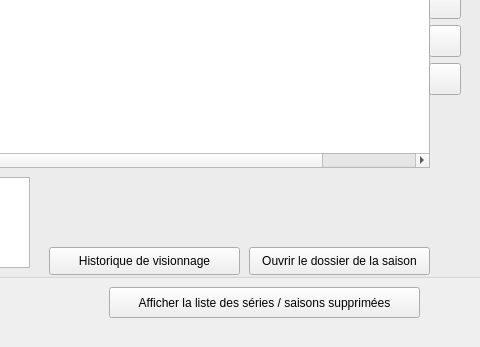
This is src/ui/tabs/full_list_tab.ui in seigneurfuo/MyAnimeManager3 as Qt 5 draws it before an edit; both pictures show x 361 to 841 and y 203 to 550 of the 841 by 550 pixel window. The edited form follows.
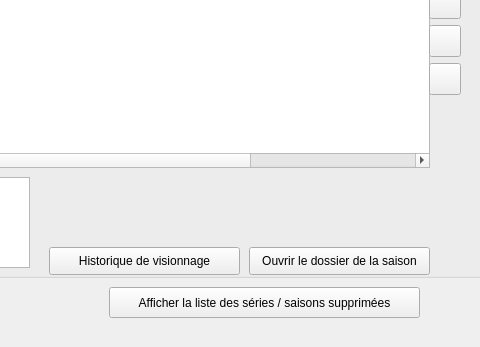
This is the edited form. Icons and pictures are not drawn.

What changed in the file:
```diff
--- a/src/ui/tabs/full_list_tab.ui
+++ b/src/ui/tabs/full_list_tab.ui
@@ -244,6 +244,11 @@
       <string>Favoris</string>
      </property>
     </column>
+    <column>
+     <property name="text">
+      <string>Vu avec</string>
+     </property>
+    </column>
    </widget>
    <widget class="Line" name="line">
     <property name="geometry">
```
